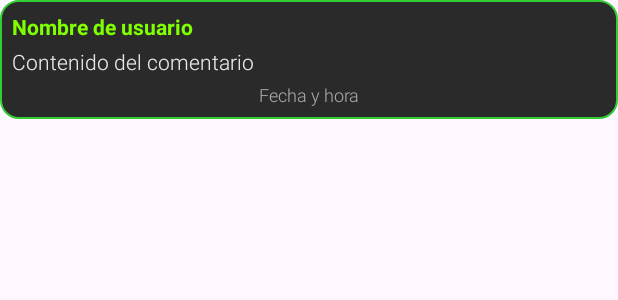
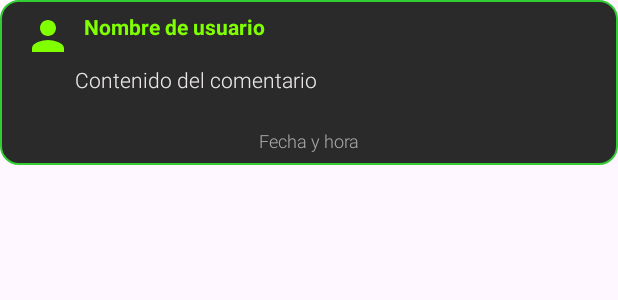
Before and after one commit to 777Undefined777/Red-Social-kotlin-firebase, an Android app: the layout item_comment.xml on its own in the app's theme, with its tools: preview values and no code run, on a phone screen of 412 x 824 dp. Shown: the top 300 px of the screen. Run offline under Robolectric (Android 15) with nearby library versions, the phone set to English and light mode, and no system bars.

Commit message:
cambio en activity_comments en el xml mejora visual

```diff
--- a/app/src/main/res/layout/item_comment.xml
+++ b/app/src/main/res/layout/item_comment.xml
@@ -7,6 +7,19 @@
     android:padding="8dp"
     android:background="@drawable/rounded_item_background">
 
+    <ImageView
+        android:id="@+id/imageViewUser"
+        android:layout_width="32dp"
+        android:layout_height="32dp"
+        android:layout_alignParentStart="true"
+        android:layout_centerVertical="true"
+        android:layout_marginStart="8dp"
+        android:src="@drawable/ic_user"
+        app:layout_constraintBottom_toBottomOf="parent"
+        app:layout_constraintStart_toStartOf="parent"
+        app:layout_constraintTop_toTopOf="@+id/textViewCommentUsername"
+        app:layout_constraintVertical_bias="0.0" />
+
     <TextView
         android:id="@+id/textViewCommentUsername"
         android:layout_width="wrap_content"
@@ -14,22 +27,23 @@
         android:textColor="#7FFF00"
         android:textSize="14sp"
         android:textStyle="bold"
-        tools:text="Nombre de usuario"
+        app:layout_constraintEnd_toEndOf="parent"
+        app:layout_constraintHorizontal_bias="0.175"
+        app:layout_constraintStart_toStartOf="parent"
         app:layout_constraintTop_toTopOf="parent"
-        app:layout_constraintStart_toStartOf="parent"
-        app:layout_constraintEnd_toEndOf="parent"
-        app:layout_constraintHorizontal_bias="0"/>
+        tools:text="Nombre de usuario" />
 
     <TextView
         android:id="@+id/textViewCommentContent"
-        android:layout_width="0dp"
-        android:layout_height="wrap_content"
+        android:layout_width="319dp"
+        android:layout_height="42dp"
+        android:layout_marginTop="12dp"
         android:fontFamily="sans-serif-light"
         android:paddingTop="4dp"
         android:textColor="#ECE8E8"
         android:textSize="14sp"
         app:layout_constraintEnd_toEndOf="parent"
-        app:layout_constraintHorizontal_bias="0"
+        app:layout_constraintHorizontal_bias="0.545"
         app:layout_constraintStart_toStartOf="parent"
         app:layout_constraintTop_toBottomOf="@+id/textViewCommentUsername"
         tools:text="Contenido del comentario" />
```
